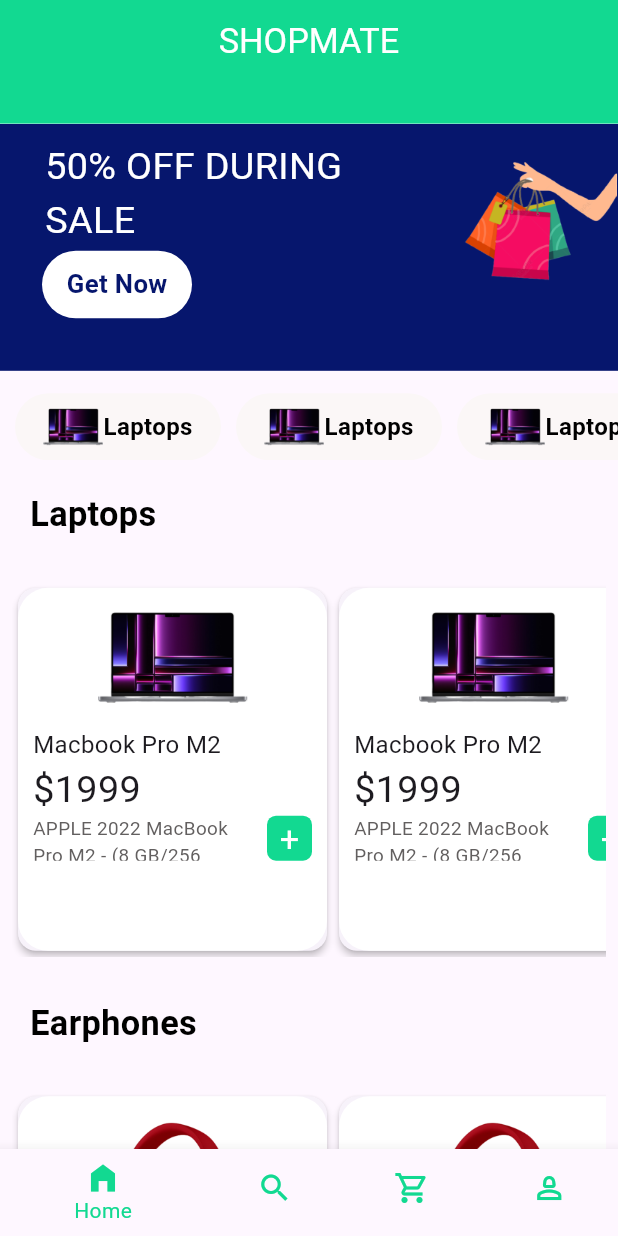
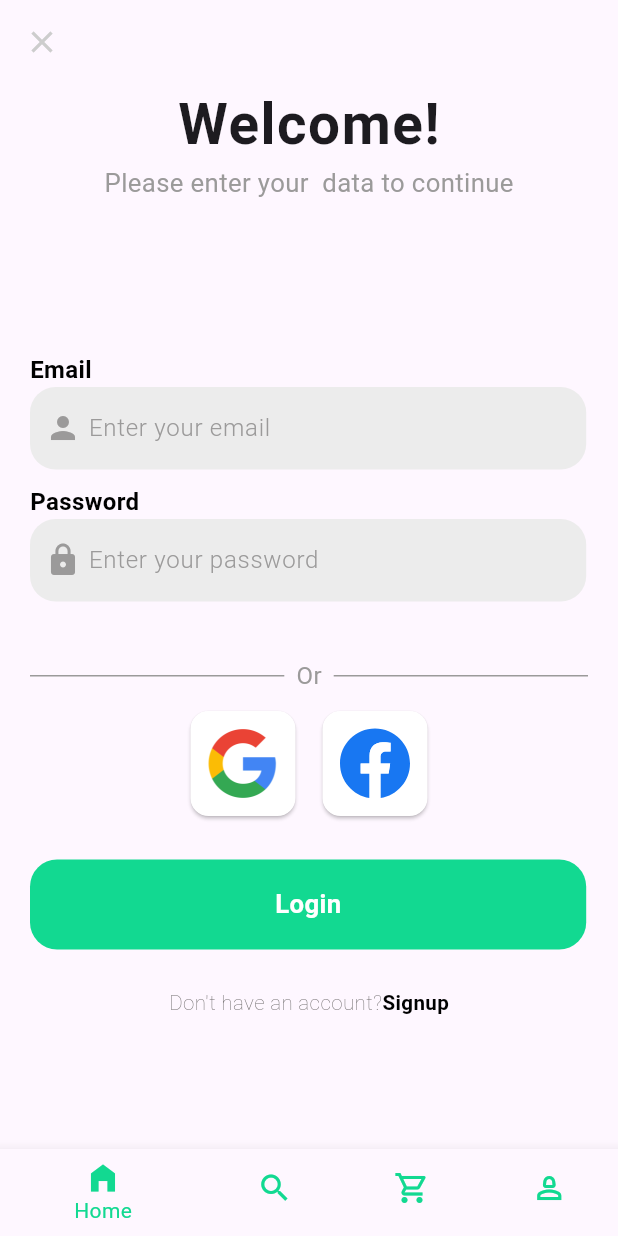
Before and after one commit to adithyanashok/shop_mate, a Flutter app: the screen it shows after launch, on a phone screen of 412 x 824 dp. Run offline on Flutter 3.47's test engine with Material 2 defaults, Android fonts, the phone set to English and light mode, and no system bars; our stand-ins replace bloc, flutter_bloc, flutter_screenutil, flutter_svg, freezed_annotation, google_fonts; Roboto replaces fonts that are missing (Moul).

Commit message:
login screen completed

```diff
--- a/lib/presentation/constants/colors.dart
+++ b/lib/presentation/constants/colors.dart
@@ -7,5 +7,7 @@ class AppColor {
   static const blackColor = Color.fromRGBO(0, 0, 0, 1);
   static const lightGrey = Color(0xFFFBF7F7);
   static const colorGrey1 = Color(0xFF625F5F);
-  static const colorGrey2 = Color.fromARGB(249, 249, 249, 1);
+  static const colorGrey2 = Color(0xFF9B9A9A);
+  static const colorGrey3 = Color.fromRGBO(205, 205, 205, 1);
+  static const colorGrey4 = Color.fromARGB(255, 236, 236, 236);
 }
--- a/lib/presentation/screens/checkout_screen/checkout_screen.dart
+++ b/lib/presentation/screens/checkout_screen/checkout_screen.dart
@@ -5,6 +5,7 @@ import 'package:shop_mate/presentation/constants/colors.dart';
 import 'package:shop_mate/presentation/constants/route_animation.dart';
 import 'package:shop_mate/presentation/screens/checkout_screen/checkout_screens_widgets/checkout_screen_widgets.dart';
 import 'package:shop_mate/presentation/screens/order_successful_screen/order_successful_screen.dart';
+import 'package:shop_mate/presentation/widgets/asset_card.dart';
 import 'package:shop_mate/presentation/widgets/row_widget.dart';
 import 'package:shop_mate/presentation/widgets/text_widgets.dart';
 
@@ -81,25 +82,25 @@ class CheckoutScreen extends StatelessWidget {
                     child: Row(
                       mainAxisAlignment: MainAxisAlignment.spaceEvenly,
                       children: [
-                        BuildPaymentMethodCard(
+                        BuildAssetCard(
                           asset: SvgPicture.asset(
                             'assets/images/stripe-v2.svg',
                             width: 55,
                           ),
                         ),
-                        BuildPaymentMethodCard(
+                        BuildAssetCard(
                           asset: SvgPicture.asset(
                             'assets/images/razorpay.svg',
                             width: 55,
                           ),
                         ),
-                        BuildPaymentMethodCard(
+                        BuildAssetCard(
                           asset: Image.asset(
                             'assets/images/google.com.png',
                             width: 55,
                           ),
                         ),
-                        BuildPaymentMethodCard(
+                        BuildAssetCard(
                           asset: Image.asset(
                             'assets/images/cashondel.png',
                             width: 55,
--- a/lib/presentation/screens/checkout_screen/checkout_screens_widgets/checkout_screen_widgets.dart
+++ b/lib/presentation/screens/checkout_screen/checkout_screens_widgets/checkout_screen_widgets.dart
@@ -2,29 +2,6 @@ import 'package:flutter/material.dart';
 import 'package:flutter_screenutil/flutter_screenutil.dart';
 import 'package:shop_mate/presentation/constants/colors.dart';
 import 'package:shop_mate/presentation/widgets/text_widgets.dart';
-
-class BuildPaymentMethodCard extends StatelessWidget {
-  const BuildPaymentMethodCard({
-    super.key,
-    required this.asset,
-  });
-  final Widget asset;
-
-  @override
-  Widget build(BuildContext context) {
-    return Card(
-      color: AppColor.whiteColor,
-      surfaceTintColor: AppColor.whiteColor,
-      child: SizedBox(
-        width: 70,
-        height: 70,
-        child: Center(
-          child: asset,
-        ),
-      ),
-    );
-  }
-}
 
 class BuildAddressCard extends StatelessWidget {
   BuildAddressCard({
--- /dev/null
+++ b/lib/presentation/screens/login_screen/login_screen.dart
@@ -0,0 +1,149 @@
+import 'package:flutter/material.dart';
+import 'package:flutter_screenutil/flutter_screenutil.dart';
+import 'package:flutter_svg/svg.dart';
+import 'package:shop_mate/presentation/constants/colors.dart';
+import 'package:shop_mate/presentation/screens/checkout_screen/checkout_screens_widgets/checkout_screen_widgets.dart';
+import 'package:shop_mate/presentation/widgets/asset_card.dart';
+import 'package:shop_mate/presentation/widgets/text_form_field_widgets.dart';
+import 'package:shop_mate/presentation/widgets/text_widgets.dart';
+
+class LoginScreen extends StatelessWidget {
+  const LoginScreen({super.key});
+
+  @override
+  Widget build(BuildContext context) {
+    return Scaffold(
+      appBar: AppBar(
+        backgroundColor: Colors.transparent,
+        leading: const Icon(
+          Icons.close,
+          color: AppColor.colorGrey3,
+        ),
+      ),
+      body: SafeArea(
+        child: Padding(
+          padding: const EdgeInsets.symmetric(horizontal: 20),
+          child: Column(
+            crossAxisAlignment: CrossAxisAlignment.start,
+            children: [
+              const Center(
+                child: Column(
+                  children: [
+                    BuildHeadingText2(text: "Welcome!"),
+                    BuildSmallText(
+                      text: 'Please enter your  data to continue',
+                      color: AppColor.colorGrey2,
+                      fontSize: 15,
+                    ),
+                  ],
+                ),
+              ),
+              const SizedBox(
+                height: 100,
+              ),
+              const BuildTextFormField(
+                label: 'Email',
+                hintText: "Enter your email",
+                icon: Icons.person,
+              ),
+              const SizedBox(
+                height: 10,
+              ),
+              const BuildTextFormField(
+                label: 'Password',
+                hintText: "Enter your password",
+                icon: Icons.lock,
+              ),
+              const SizedBox(
+                height: 30,
+              ),
+              const Row(
+                mainAxisAlignment: MainAxisAlignment.spaceAround,
+                children: [
+                  Expanded(
+                    child: Divider(
+                      color: AppColor.colorGrey2,
+                    ),
+                  ),
+                  Padding(
+                    padding: EdgeInsets.all(8.0),
+                    child: BuildSmallText(
+                      text: "Or",
+                      fontSize: 14,
+                      color: AppColor.colorGrey2,
+                    ),
+                  ),
+                  Expanded(
+                    child: Divider(
+                      color: AppColor.colorGrey2,
+                    ),
+                  ),
+                ],
+              ),
+              Row(
+                mainAxisAlignment: MainAxisAlignment.center,
+                children: [
+                  BuildAssetCard(
+                    asset: Image.asset(
+                      'assets/images/google.com.png',
+                      width: 50,
+                    ),
+                  ),
+                  const SizedBox(
+                    width: 10,
+                  ),
+                  BuildAssetCard(
+                    asset: SvgPicture.asset('assets/images/fb.svg'),
+                  ),
+                ],
+              ),
+              Container(
+                margin: const EdgeInsets.symmetric(vertical: 25),
+                height: 60,
+                width: 0.9.sw,
+                decoration: BoxDecoration(
+                  color: AppColor.greenColor,
+                  borderRadius: BorderRadius.circular(18),
+                ),
+                child: const Center(
+                  child: BuildSmallText(
+                    text: "Login",
+                    fontSize: 15,
+                    fontWeight: FontWeight.w600,
+                    color: AppColor.whiteColor,
+                  ),
+                ),
+              ),
+              GestureDetector(
+                child: const BuildTextWithSignupLink(
+                  text1: "Don't have an account?",
+                  text2: "Signup",
+                ),
+              )
+            ],
+          ),
+        ),
+      ),
+    );
+  }
+}
+
+class BuildHeadingText2 extends StatelessWidget {
+  const BuildHeadingText2({
+    super.key,
+    required this.text,
+  });
+  final String text;
+
+  @override
+  Widget build(BuildContext context) {
+    return Text(
+      text,
+      style: TextStyle(
+        fontSize: 33.sp,
+        fontWeight: FontWeight.w700,
+        letterSpacing: 0.99,
+      ),
+    );
+  }
+}
--- a/lib/presentation/screens/main_page.dart
+++ b/lib/presentation/screens/main_page.dart
@@ -5,6 +5,7 @@ import 'package:shop_mate/presentation/constants/colors.dart';
 import 'package:shop_mate/presentation/screens/cart_screen/cart_screen.dart';
 import 'package:shop_mate/presentation/screens/checkout_screen/checkout_screen.dart';
 import 'package:shop_mate/presentation/screens/home_screen/home_screen.dart';
+import 'package:shop_mate/presentation/screens/login_screen/login_screen.dart';
 import 'package:shop_mate/presentation/screens/product_screen/product_screen.dart';
 import 'package:shop_mate/presentation/screens/profile_screen/profile_screen.dart';
 import 'package:shop_mate/presentation/screens/search_screen/search_screen.dart';
@@ -15,7 +16,7 @@ class MainPage extends StatelessWidget {
   @override
   Widget build(BuildContext context) {
     final screens = [
-      HomeScreen(),
+      LoginScreen(),
       SearchScreen(),
       CartScreen(),
       ProfileScreen(),
@@ -46,7 +47,7 @@ class BuildNavBar extends StatelessWidget {
       showUnselectedLabels: false,
       unselectedItemColor: AppColor.greenColor,
       selectedItemColor: AppColor.greenColor,
-      backgroundColor: AppColor.colorGrey2,
+      backgroundColor: AppColor.colorGrey3,
       onTap: (value) {
         context
             .read<BottomNavBloc>()
--- /dev/null
+++ b/lib/presentation/widgets/asset_card.dart
@@ -0,0 +1,25 @@
+import 'package:flutter/material.dart';
+import 'package:shop_mate/presentation/constants/colors.dart';
+
+class BuildAssetCard extends StatelessWidget {
+  const BuildAssetCard({
+    super.key,
+    required this.asset,
+  });
+  final Widget asset;
+
+  @override
+  Widget build(BuildContext context) {
+    return Card(
+      color: AppColor.whiteColor,
+      surfaceTintColor: AppColor.whiteColor,
+      child: SizedBox(
+        width: 70,
+        height: 70,
+        child: Center(
+          child: asset,
+        ),
+      ),
+    );
+  }
+}
--- /dev/null
+++ b/lib/presentation/widgets/text_form_field_widgets.dart
@@ -0,0 +1,70 @@
+import 'package:flutter/material.dart';
+import 'package:flutter_screenutil/flutter_screenutil.dart';
+import 'package:shop_mate/presentation/constants/colors.dart';
+import 'package:shop_mate/presentation/widgets/text_widgets.dart';
+
+class BuildTextFormField extends StatelessWidget {
+  const BuildTextFormField({
+    super.key,
+    required this.label,
+    required this.hintText,
+    required this.icon,
+  });
+  final String label;
+  final String hintText;
+  final IconData icon;
+
+  @override
+  Widget build(BuildContext context) {
+    return Column(
+      crossAxisAlignment: CrossAxisAlignment.start,
+      children: [
+        BuildSmallText(
+          text: label,
+          fontSize: 14,
+          fontWeight: FontWeight.w600,
+        ),
+        Container(
+          padding: const EdgeInsets.symmetric(horizontal: 10),
+          width: .9.sw,
+          height: 55,
+          decoration: BoxDecoration(
+            color: AppColor.colorGrey4,
+            borderRadius: BorderRadius.circular(17),
+          ),
+          child: Row(
+            children: [
+              Icon(
+                icon,
+                color: AppColor.colorGrey2,
+              ),
+              const SizedBox(
+                width: 5,
+              ),
+              Expanded(
+                child: TextField(
+                  decoration: InputDecoration(
+                    border: InputBorder.none,
+                    focusedBorder: InputBorder.none,
+                    hintText: hintText,
+                    hintStyle: TextStyle(
+                      color: AppColor.colorGrey2,
+                      fontSize: 14.sp,
+                      fontWeight: FontWeight.w300,
+                    ),
+                  ),
+                  cursorColor: AppColor.colorGrey1,
+                  style: TextStyle(
+                    color: AppColor.colorGrey2,
+                    fontSize: 14.sp,
+                    fontWeight: FontWeight.w300,
+                  ),
+                ),
+              ),
+            ],
+          ),
+        )
+      ],
+    );
+  }
+}
--- a/lib/presentation/widgets/text_widgets.dart
+++ b/lib/presentation/widgets/text_widgets.dart
@@ -1,6 +1,42 @@
 import 'package:flutter/material.dart';
 import 'package:flutter_screenutil/flutter_screenutil.dart';
 import 'package:shop_mate/presentation/constants/colors.dart';
+
+class BuildTextWithSignupLink extends StatelessWidget {
+  const BuildTextWithSignupLink({
+    super.key,
+    required this.text1,
+    required this.text2,
+  });
+  final String text1;
+  final String text2;
+
+  @override
+  Widget build(BuildContext context) {
+    return Center(
+      child: Text.rich(
+        TextSpan(
+          text: text1,
+          style: TextStyle(
+            color: AppColor.colorGrey1,
+            fontSize: 12.sp,
+            fontWeight: FontWeight.w200,
+          ),
+          children: [
+            TextSpan(
+              text: text2,
+              style: TextStyle(
+                color: AppColor.blackColor,
+                fontSize: 12.sp,
+                fontWeight: FontWeight.w600,
+              ),
+            ),
+          ],
+        ),
+      ),
+    );
+  }
+}
 
 class BuildHeadingText extends StatelessWidget {
   const BuildHeadingText({
@@ -29,11 +65,13 @@ class BuildSmallText extends StatelessWidget {
     this.fontSize = 14,
     this.color = AppColor.blackColor,
     this.textOverflow = TextOverflow.ellipsis,
+    this.fontWeight = FontWeight.w400,
   });
   final String text;
   final double fontSize;
   final Color color;
   final TextOverflow textOverflow;
+  final FontWeight fontWeight;
 
   @override
   Widget build(BuildContext context) {
@@ -41,7 +79,7 @@ class BuildSmallText extends StatelessWidget {
       text,
       style: TextStyle(
         fontSize: fontSize.sp,
-        fontWeight: FontWeight.w400,
+        fontWeight: fontWeight,
         color: color,
       ),
       overflow: textOverflow,
```
Also changed, not shown: assets/images/fb.svg (renamed from assets/images/Facebook-f_Logo-Blue-Logo.wine.svg).
